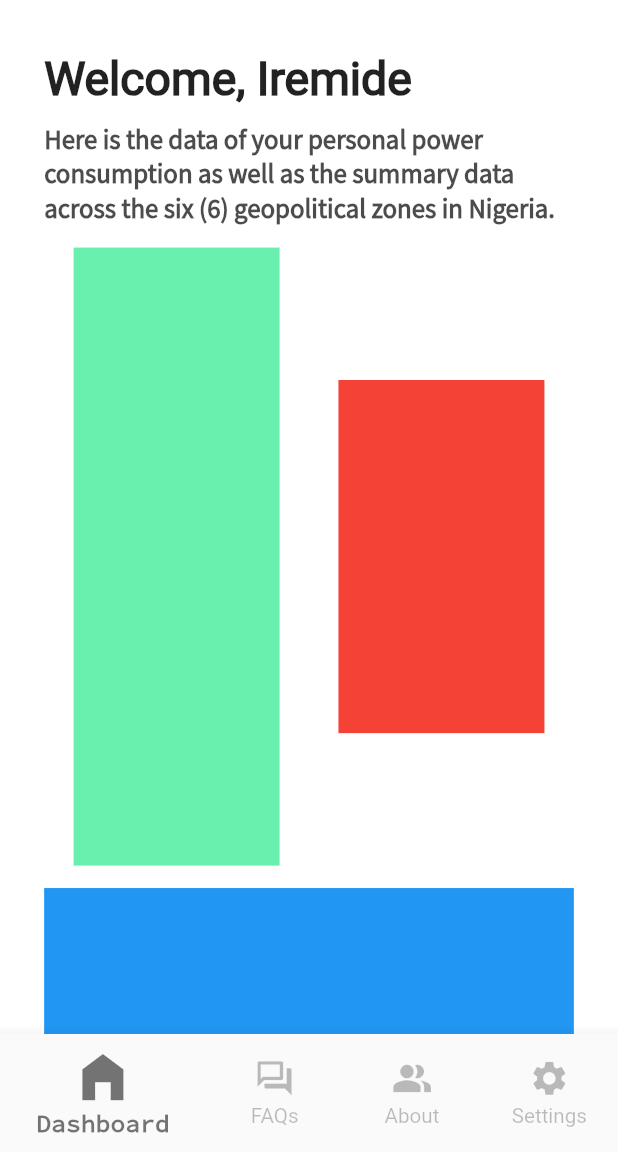
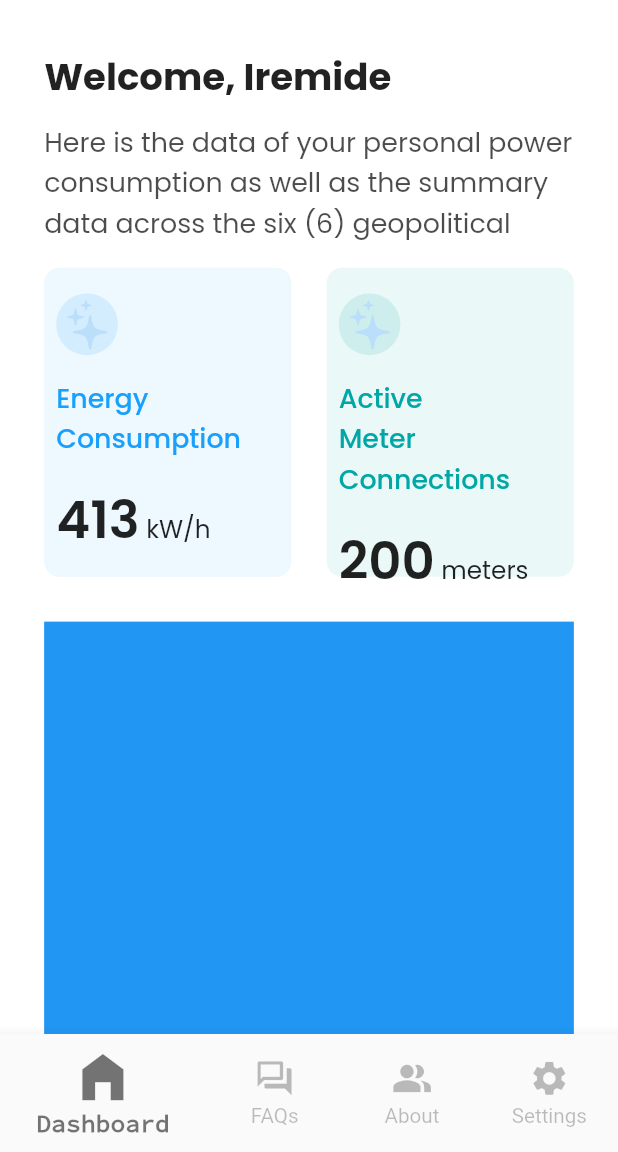
Before and after one commit to Enisco/bloom, a Flutter app: the screen it shows after launch, on a phone screen of 412 x 824 dp, the part 84-1236 px from its top. Run offline on Flutter 3.47's test engine with Material 2 defaults, Android fonts, the light colour scheme and no system bars; our stand-ins replace expandable, font_awesome_flutter, intl_phone_field, page_transition, splashscreen; missing offline and left inert: icon_badge, outline_search_bar; Roboto replaces fonts that are missing (SourceSansSerif).

Commit message:
dashboard elements building continued

```diff
--- a/lib/components/dashboard_components/dashboard_silver_appbar.dart
+++ b/lib/components/dashboard_components/dashboard_sliver_appbar.dart
@@ -77,9 +77,9 @@ class _MySliverAppBarState extends State<MySliverAppBar> {
                 style: TextStyle(
                     fontSize: top < appbarThreshold
                         ? size.height / 30
-                        : size.height / 40,
+                        : size.height / 50,
                     color: Colors.black87,
-                    fontFamily: 'SourceSansSerif',
+                    fontFamily: 'Poppins',
                     fontWeight: FontWeight.w700),
               ),
             ),
--- /dev/null
+++ b/lib/components/dashboard_components/silverlist_containers.dart
@@ -0,0 +1,221 @@
+// ignore_for_file: must_be_immutable
+
+import 'package:bloom/components/my_spacers.dart';
+import 'package:bloom/pages/onboarding/signup_page2.dart';
+import 'package:flutter/cupertino.dart';
+import 'package:flutter/material.dart';
+import 'package:page_transition/page_transition.dart';
+
+class EnergyConsumptionContainer extends StatefulWidget {
+  const EnergyConsumptionContainer({Key? key}) : super(key: key);
+
+  @override
+  _EnergyConsumptionContainerState createState() =>
+      _EnergyConsumptionContainerState();
+}
+
+class _EnergyConsumptionContainerState
+    extends State<EnergyConsumptionContainer> {
+  void goToPowerAnalysisPage() {
+    Navigator.push(
+      context,
+      PageTransition(
+          type: PageTransitionType.leftToRight,
+          curve: Curves.easeInOutCirc,
+          duration: const Duration(milliseconds: 600),
+          reverseDuration: const Duration(milliseconds: 600),
+          child: const SIgnUpTwo(),
+          inheritTheme: true,
+          ctx: context),
+    );
+  }
+
+  @override
+  Widget build(BuildContext context) {
+    Size size = MediaQuery.of(context).size;
+
+    return Container(
+      // padding: EdgeInsets.symmetric(vertical: 0.0, horizontal: 0.0),
+      decoration: BoxDecoration(
+        color: const Color(0x1418A0FB),
+        borderRadius: BorderRadius.all(Radius.circular(size.width / 40)),
+      ),
+      width: size.width / 2.5,
+      height: size.height / 4,
+      child: InkWell(
+        child: TextButton(
+          onPressed: () {
+            goToPowerAnalysisPage();
+          },
+          child: Column(
+            mainAxisAlignment: MainAxisAlignment.start,
+            crossAxisAlignment: CrossAxisAlignment.start,
+            children: <Widget>[
+              const Spacer0(),
+              CircleAvatar(
+                radius: size.width / 20,
+                // backgroundColor: Colors.blue.withOpacity(0.2),
+                backgroundColor: const Color(0x1F18A0FB),
+                child: Icon(
+                  CupertinoIcons.sparkles,
+                  size: size.width / 12,
+                ),
+              ),
+              const Spacer1(),
+              Text(
+                "Energy",
+                style: TextStyle(
+                  color: const Color.fromRGBO(24, 160, 251, 1),
+                  fontFamily: 'Poppins',
+                  fontSize: size.width / 23,
+                  fontWeight: FontWeight.w500,
+                ),
+              ),
+              Text(
+                "Consumption       ",
+                style: TextStyle(
+                  color: const Color.fromRGBO(24, 160, 251, 1),
+                  fontFamily: 'Poppins',
+                  fontSize: size.width / 23,
+                  fontWeight: FontWeight.w500,
+                ),
+              ),
+              const Spacer1(),
+              RichText(
+                text: TextSpan(
+                  text: "413",
+                  style: TextStyle(
+                    // color: const Color.fromRGBO(31, 31, 31, 1),
+                    color: Colors.black87,
+                    fontFamily: 'Poppins',
+                    fontSize: size.width / 12,
+                    fontWeight: FontWeight.w600,
+                  ),
+                  children: <TextSpan>[
+                    TextSpan(
+                      text: " kW/h  ",
+                      style: TextStyle(
+                        color: Colors.black87,
+                        // color: const Color.fromRGBO(31, 31, 31, 1),
+                        fontFamily: 'Poppins',
+                        fontSize: size.width / 25,
+                        fontWeight: FontWeight.w400,
+                      ),
+                    ),
+                  ],
+                ),
+              ),
+            ],
+          ),
+        ),
+      ),
+    );
+  }
+}
+
+//------------------------------*********************-----------------------------
+
+class MetersDetailsContainer extends StatefulWidget {
+  const MetersDetailsContainer({Key? key}) : super(key: key);
+
+  @override
+  _MetersDetailsContainerState createState() => _MetersDetailsContainerState();
+}
+
+class _MetersDetailsContainerState extends State<MetersDetailsContainer> {
+  void goToPowerAnalysisPage() {
+    Navigator.push(
+      context,
+      PageTransition(
+          type: PageTransitionType.leftToRight,
+          curve: Curves.easeInOutCirc,
+          duration: const Duration(milliseconds: 600),
+          reverseDuration: const Duration(milliseconds: 600),
+          child: const SIgnUpTwo(),
+          inheritTheme: true,
+          ctx: context),
+    );
+  }
+
+  @override
+  Widget build(BuildContext context) {
+    Size size = MediaQuery.of(context).size;
+
+    return Container(
+      // padding: EdgeInsets.symmetric(vertical: 0.0, horizontal: 0.0),
+      decoration: BoxDecoration(
+        color: const Color(0x1400A7A7),
+        borderRadius: BorderRadius.all(Radius.circular(size.width / 40)),
+      ),
+      width: size.width / 2.5,
+      height: size.height / 4,
+      child: InkWell(
+        child: TextButton(
+          onPressed: () {
+            goToPowerAnalysisPage();
+          },
+          child: Column(
+            mainAxisAlignment: MainAxisAlignment.start,
+            crossAxisAlignment: CrossAxisAlignment.start,
+            children: <Widget>[
+              const Spacer0(),
+              CircleAvatar(
+                radius: size.width / 20,
+                // backgroundColor: Colors.blue.withOpacity(0.2),
+                backgroundColor: const Color(0x1F00A7A7),
+                child: Icon(
+                  CupertinoIcons.sparkles,
+                  size: size.width / 12,
+                ),
+              ),
+              const Spacer1(),
+              Text(
+                "Active",
+                style: TextStyle(
+                  color: const Color.fromRGBO(0, 167, 167, 1),
+                  fontFamily: 'Poppins',
+                  fontSize: size.width / 23,
+                  fontWeight: FontWeight.w500,
+                ),
+              ),
+              Text(
+                "Meter Connections",
+                style: TextStyle(
+                  color: const Color.fromRGBO(0, 167, 167, 1),
+                  fontFamily: 'Poppins',
+                  fontSize: size.width / 23,
+                  fontWeight: FontWeight.w500,
+                ),
+              ),
+              const Spacer1(),
+              RichText(
+                text: TextSpan(
+                  text: "200",
+                  style: TextStyle(
+                    // color: const Color.fromRGBO(31, 31, 31, 1),
+                    color: Colors.black87,
+                    fontFamily: 'Poppins',
+                    fontSize: size.width / 12,
+                    fontWeight: FontWeight.w600,
+                  ),
+                  children: <TextSpan>[
+                    TextSpan(
+                      text: " meters",
+                      style: TextStyle(
+                        color: Colors.black87,
+                        // color: const Color.fromRGBO(31, 31, 31, 1),
+                        fontFamily: 'Poppins',
+                        fontSize: size.width / 25,
+                        fontWeight: FontWeight.w400,
+                      ),
+                    ),
+                  ],
+                ),
+              ),
+            ],
+          ),
+        ),
+      ),
+    );
+  }
+}
--- a/lib/components/team_animation_components/single_animated_tile_widget.dart
+++ b/lib/components/team_animation_components/single_animated_tile_widget.dart
@@ -59,6 +59,7 @@ class SingleAnimatedTileWidget extends StatelessWidget {
   final String imageName;
   final String nameText;
   final String roleText;
+
 
   @override
   Widget build(BuildContext context) {
--- a/lib/pages/mainpages/dashboard.dart
+++ b/lib/pages/mainpages/dashboard.dart
@@ -7,7 +7,7 @@ import 'package:flutter/material.dart';
 import 'package:bloom/components/profile_image_avatar.dart';
 import 'package:font_awesome_flutter/font_awesome_flutter.dart';
 import 'package:icon_badge/icon_badge.dart';
-import 'package:bloom/components/dashboard_components/dashboard_silver_appbar.dart';
+import 'package:bloom/components/dashboard_components/dashboard_sliver_appbar.dart';
 import 'package:bloom/components/dashboard_components/dashboard_silverlist.dart';
 
 String sliverAppBarTitle = "You're in, Iremide";
```
Also changed, not shown: lib/components/dashboard_components/dashboard_silverlist.dart (+10 -14 lines), lib/components/my_spacers.dart (+19 -11 lines), pubspec.yaml (+9 -13 lines), fonts/Poppins-Bold.ttf (added), fonts/Poppins-ExtraBold.ttf (added), fonts/Poppins-Medium.ttf (added), fonts/Poppins-Regular.ttf (added), fonts/Poppins-SemiBold.ttf (added), pubspec.lock.
